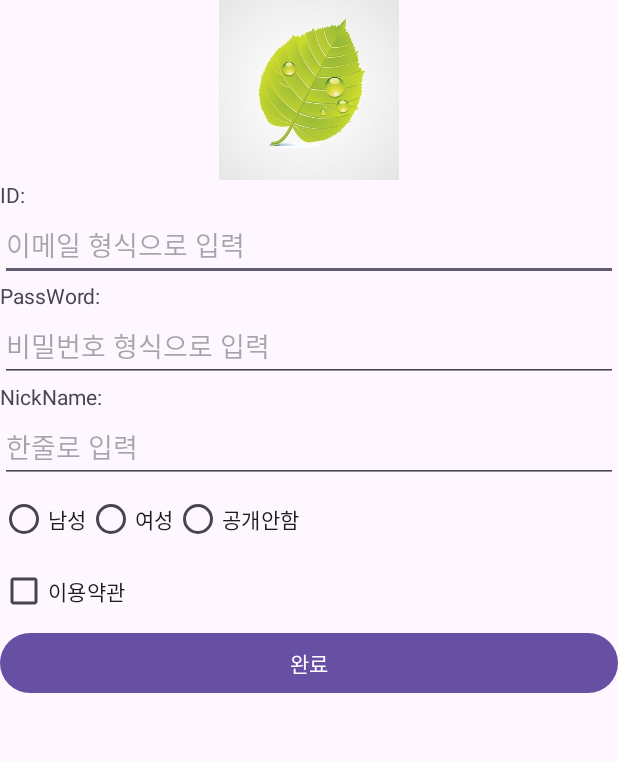
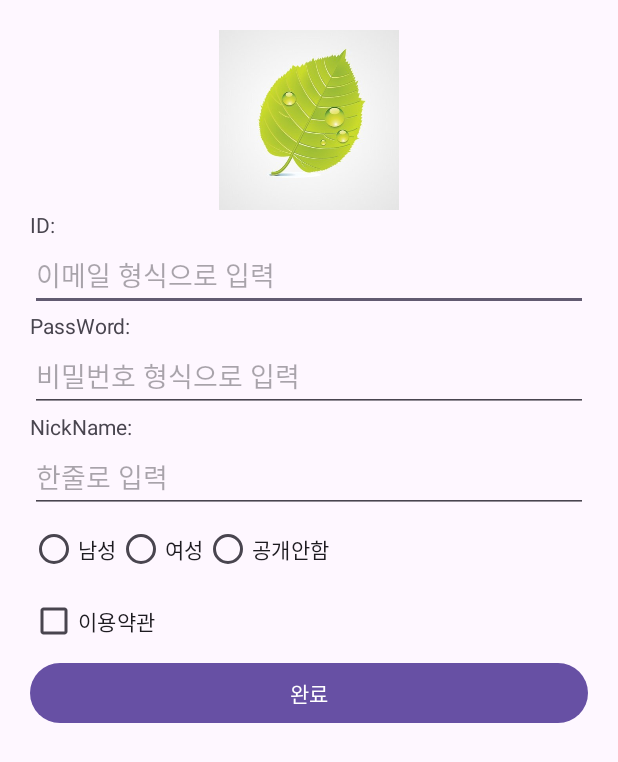
Before and after one commit to dlwnstlr1010/sooksook2, an Android app: the screen it shows after launch (MainActivity), on a phone screen of 412 x 824 dp. Shown: the top 762 px of the screen. Run offline under Robolectric (Android 15) with nearby library versions, the phone set to English and light mode, and no system bars.

Commit message:
padding and margin

```diff
--- a/app/src/main/res/layout/activity_main.xml
+++ b/app/src/main/res/layout/activity_main.xml
@@ -5,6 +5,8 @@
     android:layout_width="match_parent"
     android:layout_height="match_parent"
     android:orientation="vertical"
+    android:padding="20dp"
+    android:gravity="top"
     tools:context=".MainActivity">
 
     <LinearLayout
```
